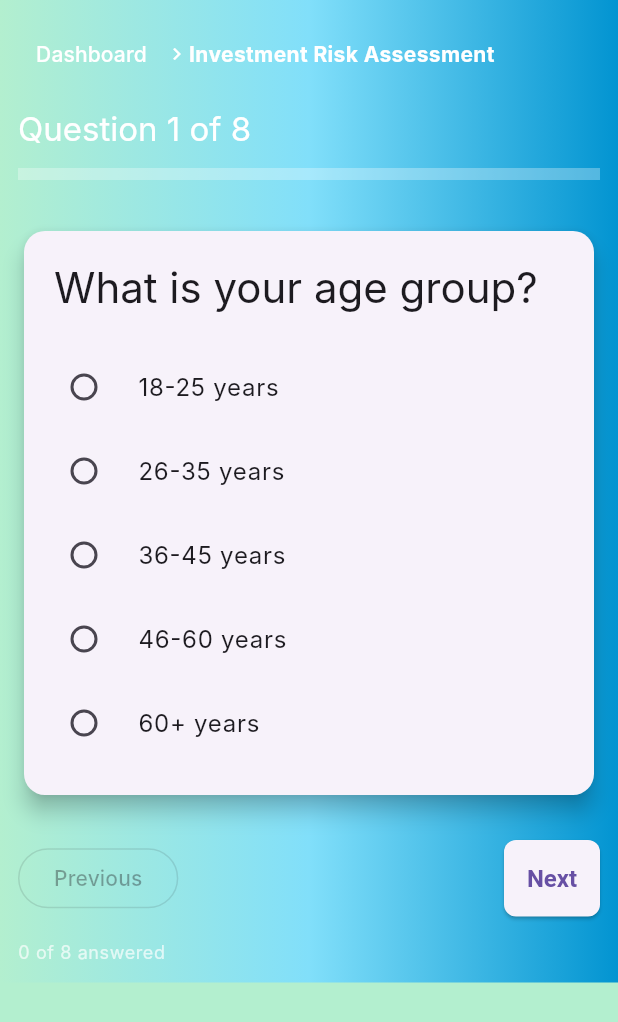
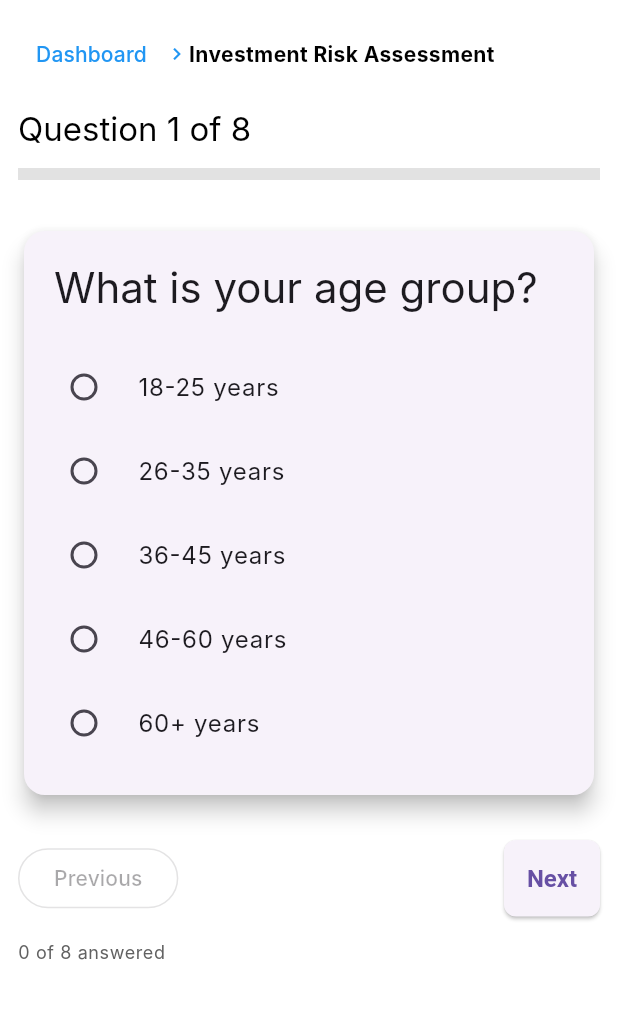
Before and after one commit to myfintechteam/myfinui-frontend, a Flutter app: the InvestmentRiskAssessmentPage screen opened by its route, on a phone screen of 412 x 824 dp. Shown: the top 1022 px of the screen. Run offline on Flutter 3.47's test engine with Material 3 defaults, Android fonts, the phone set to English and light mode, and no system bars; our stand-ins replace firebase_auth, firebase_core, image_picker, shared_preferences; accounts and stored records are empty; network calls fail; Roboto replaces fonts that are missing (Inter).

Commit message:
Updated gradient to white and black

```diff
--- a/lib/pages/investment_risk_assessment_page.dart
+++ b/lib/pages/investment_risk_assessment_page.dart
@@ -195,31 +195,16 @@ class _InvestmentRiskAssessmentPageState
     final isWideWeb = width > 900;
     final theme = Theme.of(context);
     final brightness = theme.brightness;
-    final gradientColors = brightness == Brightness.light
-        ? [
-            const Color(0xFFB3EFCF),
-            const Color(0xFF81DFFA),
-            const Color(0xFF0294D1),
-          ]
-        : [
-            const Color(0xFF181A2F),
-            const Color(0xFF234248),
-            const Color(0xFF693AD1),
-          ];
+    final backgroundColor =
+        brightness == Brightness.light ? Colors.white : const Color(0xFF121212);
 
     return Scaffold(
-      backgroundColor: gradientColors[0],
+      backgroundColor: backgroundColor,
       body: Stack(
         children: [
           Positioned.fill(
             child: Container(
-              decoration: BoxDecoration(
-                gradient: LinearGradient(
-                  colors: gradientColors,
-                  begin: Alignment.centerLeft,
-                  end: Alignment.centerRight,
-                ),
-              ),
+              color: backgroundColor,
             ),
           ),
           SafeArea(
@@ -243,21 +228,29 @@ class _InvestmentRiskAssessmentPageState
                               children: [
                                 TextButton(
                                   onPressed: () => Navigator.pop(context),
-                                  child: const Text(
+                                  child: Text(
                                     'Dashboard',
-                                    style: TextStyle(color: Colors.white),
+                                    style: TextStyle(
+                                      color: brightness == Brightness.light
+                                          ? Colors.blue
+                                          : Colors.white,
+                                    ),
                                   ),
                                 ),
-                                const Icon(
+                                Icon(
                                   Icons.chevron_right,
                                   size: 16,
-                                  color: Colors.white,
+                                  color: brightness == Brightness.light
+                                      ? Colors.blue
+                                      : Colors.white,
                                 ),
-                                const Text(
+                                Text(
                                   'Investment Risk Assessment',
                                   style: TextStyle(
                                     fontWeight: FontWeight.bold,
-                                    color: Colors.white,
+                                    color: brightness == Brightness.light
+                                        ? Colors.black
+                                        : Colors.white,
                                   ),
                                 ),
                               ],
@@ -268,7 +261,9 @@ class _InvestmentRiskAssessmentPageState
                             Text(
                               'Question ${_currentQuestionIndex + 1} of ${_questions.length}',
                               style: theme.textTheme.titleLarge?.copyWith(
-                                color: Colors.white,
+                                color: brightness == Brightness.light
+                                    ? Colors.black
+                                    : Colors.white,
                               ),
                             ),
                             const SizedBox(height: 12),
@@ -281,7 +276,7 @@ class _InvestmentRiskAssessmentPageState
                                           : 0)) /
                                   _questions.length,
                               color: Colors.blueAccent,
-                              backgroundColor: Colors.white.withOpacity(0.3),
+                              backgroundColor: Colors.grey.withOpacity(0.3),
                               minHeight: 8,
                             ),
                             const SizedBox(height: 30),
@@ -348,7 +343,9 @@ class _InvestmentRiskAssessmentPageState
                             Text(
                               '${_selectedAnswers.where((e) => e != null).length} of ${_questions.length} answered',
                               style: theme.textTheme.bodySmall?.copyWith(
-                                color: Colors.white70,
+                                color: brightness == Brightness.light
+                                    ? Colors.grey[700]
+                                    : Colors.white70,
                               ),
                             ),
                           ],
```
